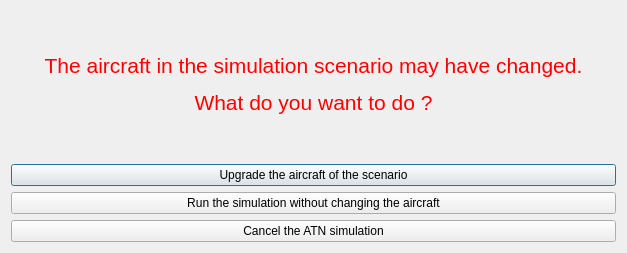
Qt form atn/gui/ui/dlg_start.ui (icea-dev/atn-sim-ng) before a commit.
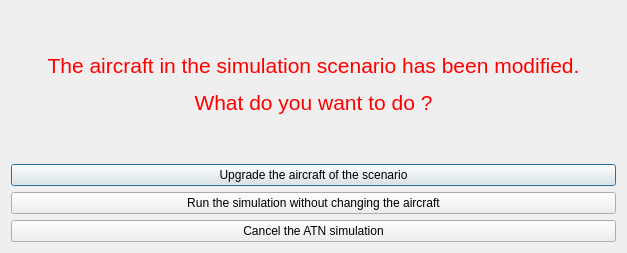
The same form after that commit.

Commit message: Atualização da GUI.

Patch:
```diff
--- a/atn/gui/ui/dlg_start.ui
+++ b/atn/gui/ui/dlg_start.ui
@@ -17,7 +17,7 @@
    <item>
     <widget class="QLabel" name="lbl_text">
      <property name="text">
-      <string>&lt;html&gt;&lt;head/&gt;&lt;body&gt;&lt;p align=&quot;center&quot;&gt;&lt;span style=&quot; font-size:16pt; color:#ff0000;&quot;&gt;The aircraft in the simulation scenario may have changed.&lt;/span&gt;&lt;/p&gt;&lt;p align=&quot;center&quot;&gt;&lt;span style=&quot; font-size:16pt; color:#ff0000;&quot;&gt;What do you want to do ?&lt;/span&gt;&lt;/p&gt;&lt;/body&gt;&lt;/html&gt;</string>
+      <string>&lt;html&gt;&lt;head/&gt;&lt;body&gt;&lt;p align=&quot;center&quot;&gt;&lt;span style=&quot; font-size:16pt; color:#ff0000;&quot;&gt;The aircraft in the simulation scenario has been modified.&lt;/span&gt;&lt;/p&gt;&lt;p align=&quot;center&quot;&gt;&lt;span style=&quot; font-size:16pt; color:#ff0000;&quot;&gt;What do you want to do ?&lt;/span&gt;&lt;/p&gt;&lt;/body&gt;&lt;/html&gt;</string>
      </property>
     </widget>
    </item>
```
